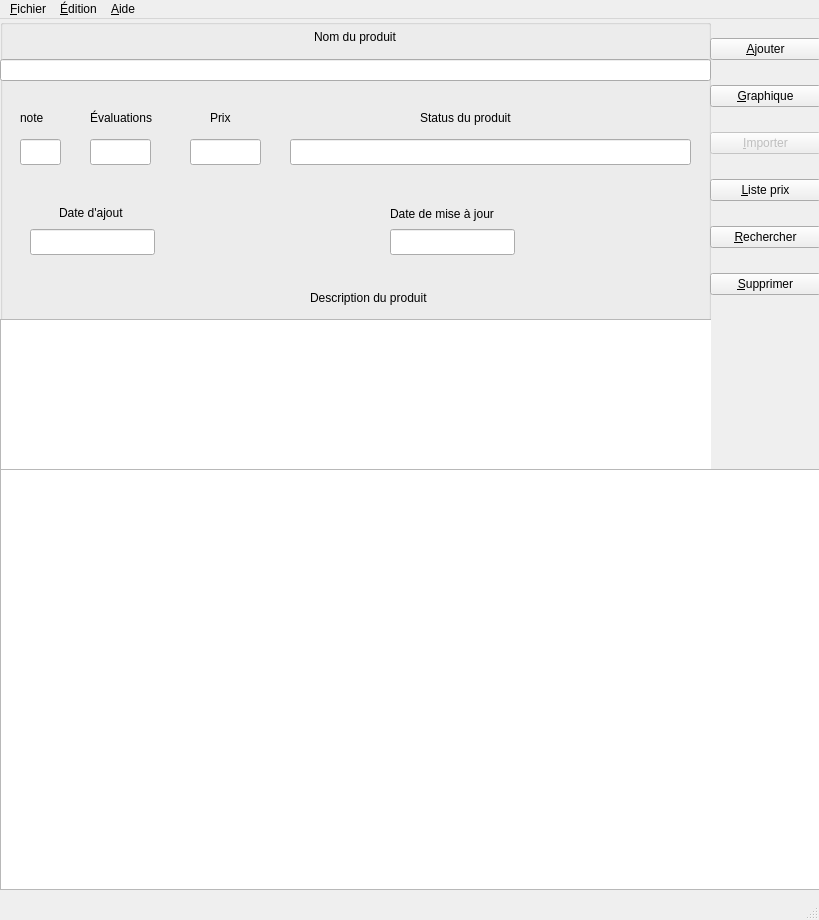
Sebastux/AmaPy, file ui/Amapy_ppal_frm.ui: the form before one commit.
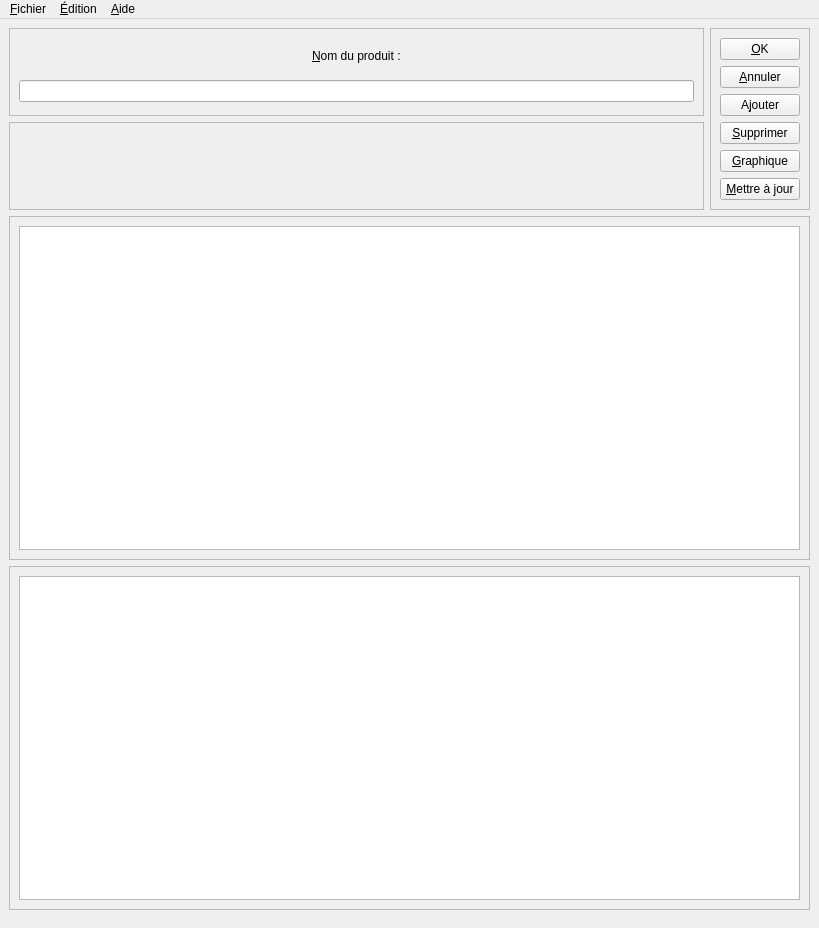
The form after the commit.

Commit message: Reset de la fenêtre et utilisation de frame pour stocker les objets

```diff
--- a/ui/Amapy_ppal_frm.ui
+++ b/ui/Amapy_ppal_frm.ui
@@ -7,7 +7,7 @@
     <x>0</x>
     <y>0</y>
     <width>819</width>
-    <height>920</height>
+    <height>928</height>
    </rect>
   </property>
   <property name="minimumSize">
@@ -20,294 +20,168 @@
    <string>Amapy scrapper de produit amazon</string>
   </property>
   <widget class="QWidget" name="centralwidget">
-   <widget class="QGroupBox" name="groupBox">
-    <property name="geometry">
-     <rect>
-      <x>0</x>
-      <y>0</y>
-      <width>711</width>
-      <height>451</height>
-     </rect>
-    </property>
-    <property name="toolTip">
-     <string>Contenu de la description du produit.</string>
-    </property>
-    <property name="title">
-     <string/>
-    </property>
-    <widget class="QLabel" name="label_2">
-     <property name="geometry">
-      <rect>
-       <x>20</x>
-       <y>90</y>
-       <width>31</width>
-       <height>18</height>
-      </rect>
-     </property>
-     <property name="text">
-      <string>note</string>
-     </property>
-    </widget>
-    <widget class="QLabel" name="label_3">
-     <property name="geometry">
-      <rect>
-       <x>90</x>
-       <y>90</y>
-       <width>71</width>
-       <height>18</height>
-      </rect>
-     </property>
-     <property name="text">
-      <string>Évaluations</string>
-     </property>
-    </widget>
-    <widget class="QLabel" name="label_4">
-     <property name="geometry">
-      <rect>
-       <x>210</x>
-       <y>90</y>
-       <width>31</width>
-       <height>18</height>
-      </rect>
-     </property>
-     <property name="text">
-      <string>Prix</string>
-     </property>
-    </widget>
-    <widget class="QLabel" name="label_5">
-     <property name="geometry">
-      <rect>
-       <x>420</x>
-       <y>90</y>
-       <width>111</width>
-       <height>18</height>
-      </rect>
-     </property>
-     <property name="text">
-      <string>Status du produit</string>
-     </property>
-    </widget>
-    <widget class="QLabel" name="label_6">
-     <property name="geometry">
-      <rect>
-       <x>310</x>
-       <y>270</y>
-       <width>151</width>
-       <height>18</height>
-      </rect>
-     </property>
-     <property name="text">
-      <string>Description du produit</string>
-     </property>
-    </widget>
-    <widget class="QLabel" name="label_7">
-     <property name="geometry">
-      <rect>
-       <x>59</x>
-       <y>185</y>
-       <width>74</width>
-       <height>18</height>
-      </rect>
-     </property>
-     <property name="text">
-      <string>Date d'ajout</string>
-     </property>
-    </widget>
-    <widget class="QLabel" name="label_8">
-     <property name="geometry">
-      <rect>
-       <x>390</x>
-       <y>186</y>
-       <width>120</width>
-       <height>18</height>
-      </rect>
-     </property>
-     <property name="text">
-      <string>Date de mise à jour</string>
-     </property>
-    </widget>
-    <widget class="QLineEdit" name="lineEdit_2">
-     <property name="geometry">
-      <rect>
-       <x>20</x>
-       <y>120</y>
-       <width>41</width>
-       <height>26</height>
-      </rect>
-     </property>
-    </widget>
-    <widget class="QLineEdit" name="lineEdit_3">
-     <property name="geometry">
-      <rect>
-       <x>90</x>
-       <y>120</y>
-       <width>61</width>
-       <height>26</height>
-      </rect>
-     </property>
-    </widget>
-    <widget class="QLineEdit" name="lineEdit_4">
-     <property name="geometry">
-      <rect>
-       <x>190</x>
-       <y>120</y>
-       <width>71</width>
-       <height>26</height>
-      </rect>
-     </property>
-     <property name="text">
-      <string/>
-     </property>
-    </widget>
-    <widget class="QLineEdit" name="lineEdit_5">
-     <property name="geometry">
-      <rect>
-       <x>290</x>
-       <y>120</y>
-       <width>401</width>
-       <height>26</height>
-      </rect>
-     </property>
-    </widget>
-    <widget class="QLineEdit" name="lineEdit_8">
-     <property name="geometry">
-      <rect>
-       <x>390</x>
-       <y>210</y>
-       <width>125</width>
-       <height>26</height>
-      </rect>
-     </property>
-     <property name="text">
-      <string/>
-     </property>
-    </widget>
-    <widget class="QLineEdit" name="lineEdit_6">
-     <property name="geometry">
-      <rect>
-       <x>30</x>
-       <y>210</y>
-       <width>125</width>
-       <height>26</height>
-      </rect>
-     </property>
-     <property name="text">
-      <string/>
-     </property>
-    </widget>
-    <widget class="QWidget" name="gridLayoutWidget">
-     <property name="geometry">
-      <rect>
-       <x>0</x>
-       <y>300</y>
-       <width>821</width>
-       <height>151</height>
-      </rect>
-     </property>
+   <property name="maximumSize">
+    <size>
+     <width>819</width>
+     <height>900</height>
+    </size>
+   </property>
+   <layout class="QHBoxLayout" name="horizontalLayout">
+    <item>
      <layout class="QGridLayout" name="gridLayout">
       <item row="0" column="0">
-       <widget class="QTextEdit" name="textEdit"/>
+       <widget class="QFrame" name="fra_Nom_produit">
+        <property name="maximumSize">
+         <size>
+          <width>16777215</width>
+          <height>100</height>
+         </size>
+        </property>
+        <property name="frameShape">
+         <enum>QFrame::StyledPanel</enum>
+        </property>
+        <property name="frameShadow">
+         <enum>QFrame::Raised</enum>
+        </property>
+        <layout class="QVBoxLayout" name="verticalLayout_2">
+         <item alignment="Qt::AlignHCenter">
+          <widget class="QLabel" name="lbl_NomProduit">
+           <property name="maximumSize">
+            <size>
+             <width>120</width>
+             <height>30</height>
+            </size>
+           </property>
+           <property name="text">
+            <string>&amp;Nom du produit :</string>
+           </property>
+           <property name="buddy">
+            <cstring>edt_NomProduit</cstring>
+           </property>
+          </widget>
+         </item>
+         <item>
+          <widget class="QLineEdit" name="edt_NomProduit"/>
+         </item>
+        </layout>
+       </widget>
       </item>
-     </layout>
-    </widget>
-    <widget class="QWidget" name="layoutWidget">
-     <property name="geometry">
-      <rect>
-       <x>0</x>
-       <y>1</y>
-       <width>711</width>
-       <height>61</height>
-      </rect>
-     </property>
-     <layout class="QVBoxLayout" name="verticalLayout_2">
-      <item alignment="Qt::AlignHCenter">
-       <widget class="QLabel" name="label">
-        <property name="text">
-         <string>Nom du produit</string>
+      <item row="0" column="1" rowspan="2">
+       <widget class="QFrame" name="fra_bouton">
+        <property name="maximumSize">
+         <size>
+          <width>110</width>
+          <height>16777215</height>
+         </size>
         </property>
+        <property name="frameShape">
+         <enum>QFrame::StyledPanel</enum>
+        </property>
+        <property name="frameShadow">
+         <enum>QFrame::Raised</enum>
+        </property>
+        <layout class="QVBoxLayout" name="verticalLayout">
+         <item>
+          <widget class="QPushButton" name="btn_ok">
+           <property name="text">
+            <string>&amp;OK</string>
+           </property>
+          </widget>
+         </item>
+         <item>
+          <widget class="QPushButton" name="btn_annuler">
+           <property name="text">
+            <string>&amp;Annuler</string>
+           </property>
+          </widget>
+         </item>
+         <item>
+          <widget class="QPushButton" name="btn_ajouter">
+           <property name="text">
+            <string>A&amp;jouter</string>
+           </property>
+          </widget>
+         </item>
+         <item>
+          <widget class="QPushButton" name="btn_supprimer">
+           <property name="text">
+            <string>&amp;Supprimer</string>
+           </property>
+          </widget>
+         </item>
+         <item>
+          <widget class="QPushButton" name="btn_graphique">
+           <property name="text">
+            <string>&amp;Graphique</string>
+           </property>
+          </widget>
+         </item>
+         <item>
+          <widget class="QPushButton" name="btn_maj">
+           <property name="text">
+            <string>&amp;Mettre à jour</string>
+           </property>
+          </widget>
+         </item>
+        </layout>
        </widget>
       </item>
-      <item>
-       <widget class="QLineEdit" name="lineEdit"/>
+      <item row="2" column="0" colspan="2">
+       <widget class="QFrame" name="fra_DescriptionProduit">
+        <property name="frameShape">
+         <enum>QFrame::StyledPanel</enum>
+        </property>
+        <property name="frameShadow">
+         <enum>QFrame::Raised</enum>
+        </property>
+        <layout class="QHBoxLayout" name="horizontalLayout_3">
+         <item>
+          <widget class="QTextEdit" name="textEdit"/>
+         </item>
+        </layout>
+       </widget>
       </item>
+      <item row="3" column="0" colspan="2">
+       <widget class="QFrame" name="fra_database">
+        <property name="frameShape">
+         <enum>QFrame::StyledPanel</enum>
+        </property>
+        <property name="frameShadow">
+         <enum>QFrame::Raised</enum>
+        </property>
+        <layout class="QHBoxLayout" name="horizontalLayout_2">
+         <item>
+          <widget class="QTableWidget" name="tableWidget">
+           <property name="maximumSize">
+            <size>
+             <width>16777215</width>
+             <height>16777215</height>
+            </size>
+           </property>
+          </widget>
+         </item>
+        </layout>
+       </widget>
+      </item>
+      <item row="1" column="0">
+       <widget class="QFrame" name="fra_InfosProduit">
+        <property name="maximumSize">
+         <size>
+          <width>16777215</width>
+          <height>16777215</height>
+         </size>
+        </property>
+        <property name="frameShape">
+         <enum>QFrame::StyledPanel</enum>
+        </property>
+        <property name="frameShadow">
+         <enum>QFrame::Raised</enum>
+        </property>
+       </widget>
+      </item>
      </layout>
-    </widget>
-   </widget>
-   <widget class="QWidget" name="verticalLayoutWidget">
-    <property name="geometry">
-     <rect>
-      <x>710</x>
-      <y>0</y>
-      <width>111</width>
-      <height>301</height>
-     </rect>
-    </property>
-    <layout class="QVBoxLayout" name="verticalLayout">
-     <item>
-      <widget class="QPushButton" name="btn_ajouter">
-       <property name="text">
-        <string>&amp;Ajouter</string>
-       </property>
-      </widget>
-     </item>
-     <item>
-      <widget class="QPushButton" name="pushButton_2">
-       <property name="text">
-        <string>&amp;Graphique</string>
-       </property>
-      </widget>
-     </item>
-     <item>
-      <widget class="QPushButton" name="pushButton_6">
-       <property name="enabled">
-        <bool>false</bool>
-       </property>
-       <property name="toolTip">
-        <string>Importer un produit à partir de son URL.</string>
-       </property>
-       <property name="text">
-        <string>&amp;Importer</string>
-       </property>
-      </widget>
-     </item>
-     <item>
-      <widget class="QPushButton" name="pushButton_3">
-       <property name="text">
-        <string>&amp;Liste prix</string>
-       </property>
-      </widget>
-     </item>
-     <item>
-      <widget class="QPushButton" name="pushButton_5">
-       <property name="text">
-        <string>&amp;Rechercher</string>
-       </property>
-      </widget>
-     </item>
-     <item>
-      <widget class="QPushButton" name="pushButton_4">
-       <property name="text">
-        <string>&amp;Supprimer</string>
-       </property>
-      </widget>
-     </item>
-    </layout>
-   </widget>
-   <widget class="QWidget" name="gridLayoutWidget_2">
-    <property name="geometry">
-     <rect>
-      <x>0</x>
-      <y>450</y>
-      <width>821</width>
-      <height>421</height>
-     </rect>
-    </property>
-    <layout class="QGridLayout" name="gridLayout_2">
-     <item row="0" column="0">
-      <widget class="QTableView" name="tableView"/>
-     </item>
-    </layout>
-   </widget>
+    </item>
+   </layout>
   </widget>
   <widget class="QMenuBar" name="menubar">
    <property name="geometry">
@@ -365,7 +239,6 @@
    <addaction name="menu_dition"/>
    <addaction name="menu_Aide"/>
   </widget>
-  <widget class="QStatusBar" name="statusbar"/>
   <action name="action_Un_produit">
    <property name="text">
     <string>&amp;Un produit</string>
```
Left out of the diff: 4 changed lines with no effect on the pictures.
